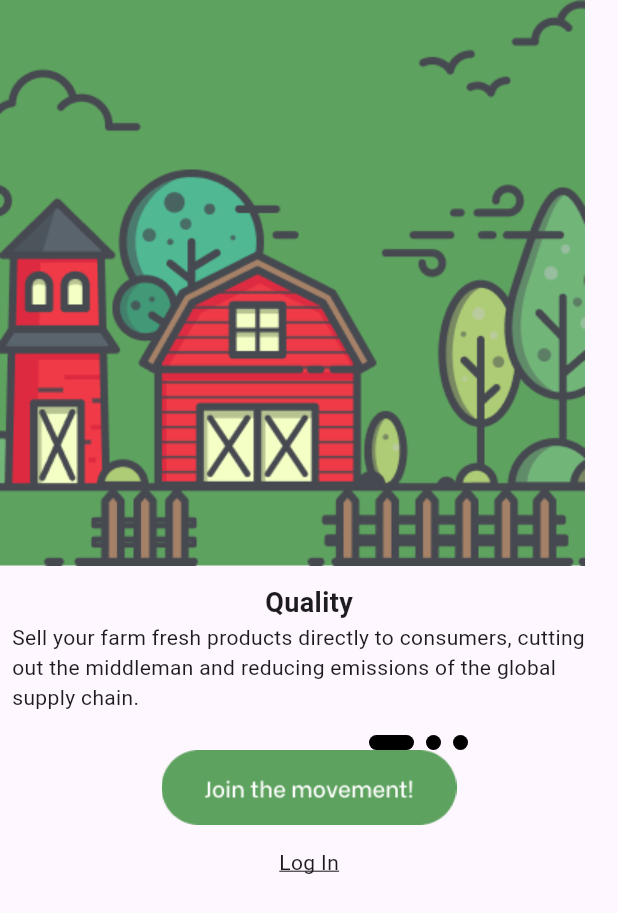
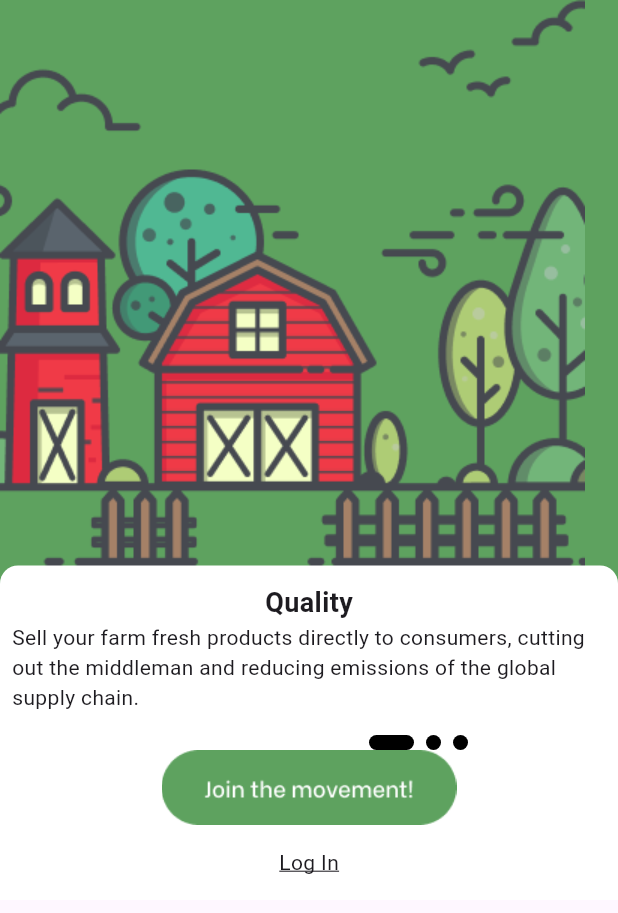
Before and after one commit to Davoste/Login, a Flutter app: the screen it shows after launch, on a phone screen of 412 x 824 dp. Shown: the top 913 px of the screen. Run offline on Flutter 3.47's test engine with Material 3 defaults, Android fonts, the light colour scheme and no system bars; drawn by our look-alikes of smooth_page_indicator; our stand-ins replace file_picker, firebase_auth, firebase_core, google_sign_in, image_picker; missing offline and left inert: flutter_facebook_auth; accounts and stored records are empty.

Commit message:
onboarding circular edges

```diff
--- a/lib/onboard/onboarding.dart
+++ b/lib/onboard/onboarding.dart
@@ -9,6 +9,7 @@ class Onboarding extends StatelessWidget {
   @override
   Widget build(BuildContext context) {
     return Scaffold(
+      backgroundColor: HexColor("#5EA25F"),
       body: Column(
         children: [
           Row(
@@ -22,7 +23,14 @@ class Onboarding extends StatelessWidget {
               )
             ],
           ),
-          Padding(
+          Container(
+            decoration: BoxDecoration(
+              color: Colors.white,
+              borderRadius: BorderRadius.vertical(
+                top: Radius.circular(12.0),
+              ),
+            ),
+            child: Padding(
               padding: const EdgeInsets.only(top: 12.0),
               child: Column(
                 crossAxisAlignment: CrossAxisAlignment.center,
@@ -58,7 +66,8 @@ class Onboarding extends StatelessWidget {
                     onTap: () {
                       Navigator.push(
                         context,
-                      MaterialPageRoute(builder: (context) => const Welcome()),
+                        MaterialPageRoute(
+                            builder: (context) => const Welcome()),
                       );
                     },
                     child: Padding(
@@ -74,6 +83,7 @@ class Onboarding extends StatelessWidget {
                 ],
               ),
             ),
+          ),
         ],
       ),
     );
```
Also changed, not shown: lib/onboard/onbaording2.dart (+10 -1 lines), lib/onboard/onboarding1.dart (+10 -1 lines). Lines whose indentation alone changed are shown as unchanged.
